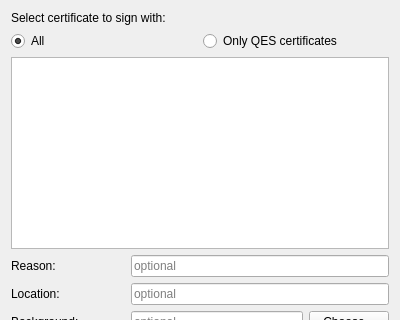
Above: part/selectcertificatedialog.ui from joao-pinheiro/okular before the change; both pictures show x 0 to 400 and y 0 to 320 of the 400 by 659 pixel window. Below: the same form after it.
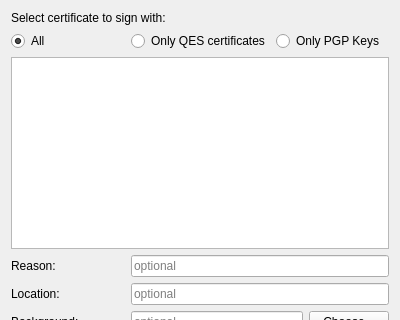
That is the form after the change. Icons and pictures are not drawn.

```diff
--- a/part/selectcertificatedialog.ui
+++ b/part/selectcertificatedialog.ui
@@ -40,6 +40,13 @@
        </property>
       </widget>
      </item>
+     <item>
+      <widget class="QRadioButton" name="pgpOption">
+       <property name="text">
+        <string>Only PGP Keys</string>
+       </property>
+      </widget>
+     </item>
     </layout>
    </item>
    <item>
```
